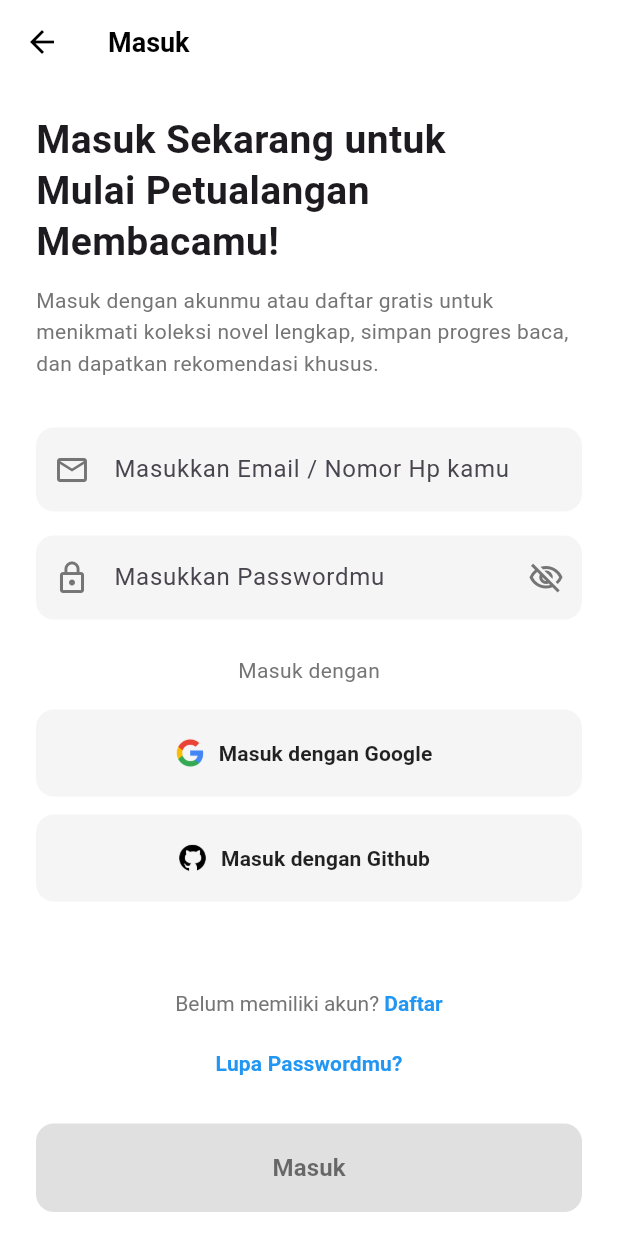
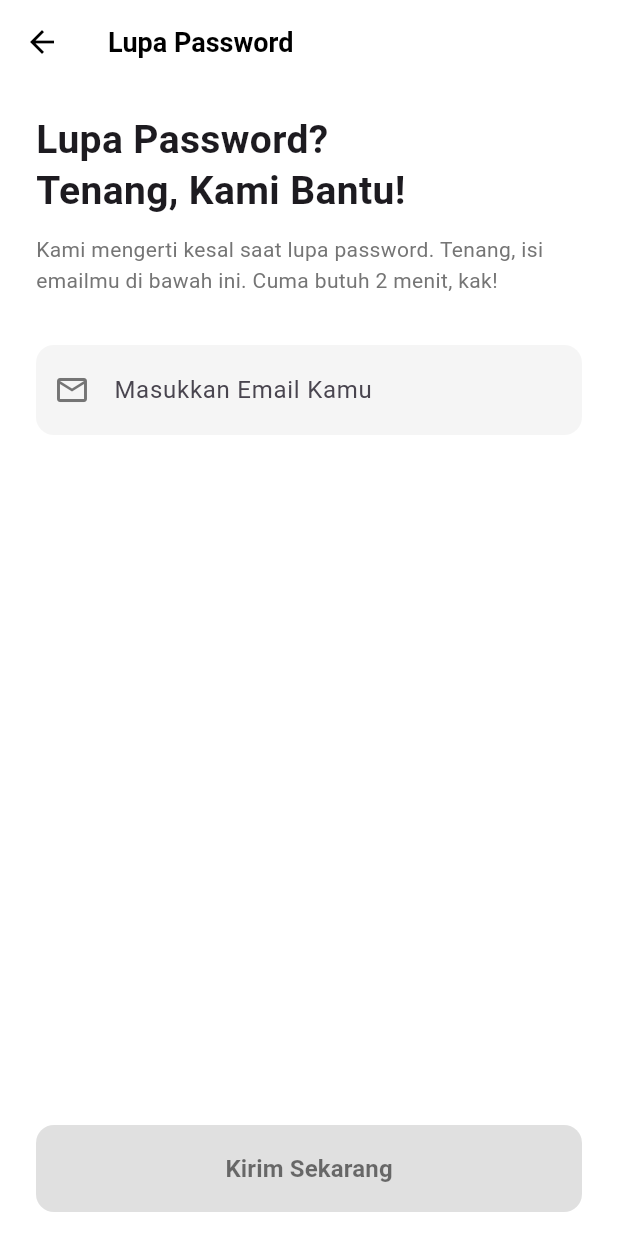
Before and after one commit to Aprilrianto/lexicon, a Flutter app: the screen it shows after launch, after a tap on "Lupa Passwordmu?", on a phone screen of 412 x 824 dp. Run offline on Flutter 3.47's test engine with Material 3 defaults, Android fonts, the light colour scheme and no system bars; our stand-ins replace image_picker, supabase_flutter; accounts and stored records are empty.

Commit message:
membuat halaman lupa password

```diff
--- a/lib/main.dart
+++ b/lib/main.dart
@@ -1,5 +1,6 @@
 import 'dart:async';
 import 'package:flutter/material.dart';
+import 'package:lexiconn/screens/forgot_pasword.dart';
 import 'package:supabase_flutter/supabase_flutter.dart';
 
 import 'screens/login_screen.dart';
@@ -39,6 +40,7 @@ class MyApp extends StatelessWidget {
         '/home': (context) => const HomeScreen(),
         '/profile': (context) => const ProfileScreen(),
         '/bookmarks': (context) => const BookmarkScreen(),
+        '/forgotpass': (context) => const ForgotPasswordScreen(),
 
         // Fix: Routing halaman baca bab
         '/read': (context) {
--- /dev/null
+++ b/lib/screens/forgot_pasword.dart
@@ -0,0 +1,200 @@
+import 'package:flutter/material.dart';
+import 'package:supabase_flutter/supabase_flutter.dart';
+
+class ForgotPasswordScreen extends StatefulWidget {
+  const ForgotPasswordScreen({super.key});
+
+  @override
+  State<ForgotPasswordScreen> createState() => _ForgotPasswordScreenState();
+}
+
+class _ForgotPasswordScreenState extends State<ForgotPasswordScreen> {
+  final _emailController = TextEditingController();
+  final _formKey = GlobalKey<FormState>();
+  bool _isLoading = false;
+
+  @override
+  void dispose() {
+    _emailController.dispose();
+    super.dispose();
+  }
+
+  Future<void> _sendResetLink() async {
+    // Sembunyikan keyboard
+    FocusScope.of(context).unfocus();
+
+    if (!_formKey.currentState!.validate()) {
+      return;
+    }
+
+    setState(() {
+      _isLoading = true;
+    });
+
+    try {
+      await Supabase.instance.client.auth.resetPasswordForEmail(
+        _emailController.text.trim(),
+      );
+
+      if (mounted) {
+        // DIUBAH: Navigasi ke halaman konfirmasi setelah tautan berhasil dikirim.
+        // Anda perlu membuat halaman untuk rute '/check-email-notification'.
+        Navigator.pushReplacementNamed(context, '/check-email-notification');
+      }
+    } on AuthException catch (e) {
+      if (mounted) {
+        ScaffoldMessenger.of(context).showSnackBar(
+          SnackBar(
+            content: Text('Error: ${e.message}'),
+            backgroundColor: Colors.red,
+          ),
+        );
+      }
+    } catch (e) {
+      if (mounted) {
+        ScaffoldMessenger.of(context).showSnackBar(
+          SnackBar(
+            content: Text('Terjadi kesalahan: ${e.toString()}'),
+            backgroundColor: Colors.red,
+          ),
+        );
+      }
+    } finally {
+      if (mounted) {
+        setState(() {
+          _isLoading = false;
+        });
+      }
+    }
+  }
+
+  @override
+  Widget build(BuildContext context) {
+    return Scaffold(
+      appBar: AppBar(
+        backgroundColor: Colors.white,
+        elevation: 0,
+        centerTitle: false,
+        leading: IconButton(
+          icon: const Icon(Icons.arrow_back, color: Colors.black),
+          onPressed: () {
+            if (Navigator.canPop(context)) {
+              Navigator.pop(context);
+            }
+          },
+        ),
+        title: const Text(
+          'Lupa Password',
+          style: TextStyle(
+            color: Colors.black,
+            fontWeight: FontWeight.bold,
+            fontSize: 18,
+          ),
+        ),
+      ),
+      backgroundColor: Colors.white,
+      body: SafeArea(
+        child: Padding(
+          padding: const EdgeInsets.symmetric(horizontal: 24.0),
+          child: Column(
+            crossAxisAlignment: CrossAxisAlignment.stretch,
+            children: [
+              Expanded(
+                child: SingleChildScrollView(
+                  child: Form(
+                    key: _formKey,
+                    child: Column(
+                      crossAxisAlignment: CrossAxisAlignment.start,
+                      children: [
+                        const SizedBox(height: 20),
+                        // Judul utama
+                        const Text(
+                          'Lupa Password?\nTenang, Kami Bantu!',
+                          style: TextStyle(
+                            fontSize: 26,
+                            fontWeight: FontWeight.bold,
+                            height: 1.3,
+                          ),
+                        ),
+                        const SizedBox(height: 12),
+                        // Sub-judul
+                        Text(
+                          'Kami mengerti kesal saat lupa password. Tenang, isi emailmu di bawah ini. Cuma butuh 2 menit, kak!',
+                          style: TextStyle(
+                            fontSize: 14,
+                            color: Colors.grey[600],
+                            height: 1.5,
+                          ),
+                        ),
+                        const SizedBox(height: 32),
+                        // TextField untuk Email
+                        TextFormField(
+                          controller: _emailController,
+                          keyboardType: TextInputType.emailAddress,
+                          validator: (value) {
+                            if (value == null || value.isEmpty) {
+                              return 'Email tidak boleh kosong';
+                            }
+                            if (!RegExp(r'\S+@\S+\.\S+').hasMatch(value)) {
+                              return 'Masukkan format email yang valid';
+                            }
+                            return null;
+                          },
+                          decoration: InputDecoration(
+                            hintText: 'Masukkan Email Kamu',
+                            prefixIcon: Icon(
+                              Icons.mail_outline,
+                              color: Colors.grey[600],
+                            ),
+                            filled: true,
+                            fillColor: Colors.grey[100],
+                            border: OutlineInputBorder(
+                              borderRadius: BorderRadius.circular(12),
+                              borderSide: BorderSide.none,
+                            ),
+                            contentPadding: const EdgeInsets.symmetric(
+                              vertical: 18,
+                            ),
+                          ),
+                        ),
+                      ],
+                    ),
+                  ),
+                ),
+              ),
+              // Tombol Kirim Sekarang
+              ElevatedButton(
+                onPressed: _isLoading ? null : _sendResetLink,
+                style: ElevatedButton.styleFrom(
+                  backgroundColor: Colors.grey[300],
+                  disabledBackgroundColor: Colors.grey[400],
+                  elevation: 0,
+                  minimumSize: const Size(double.infinity, 58),
+                  shape: RoundedRectangleBorder(
+                    borderRadius: BorderRadius.circular(12),
+                  ),
+                ),
+                child:
+                    _isLoading
+                        ? const CircularProgressIndicator(
+                          valueColor: AlwaysStoppedAnimation<Color>(
+                            Colors.black54,
+                          ),
+                        )
+                        : const Text(
+                          'Kirim Sekarang',
+                          style: TextStyle(
+                            fontSize: 16,
+                            fontWeight: FontWeight.bold,
+                            color: Colors.black54,
+                          ),
+                        ),
+              ),
+              const SizedBox(height: 16), // Padding bawah
+            ],
+          ),
+        ),
+      ),
+    );
+  }
+}
--- a/lib/screens/login_screen.dart
+++ b/lib/screens/login_screen.dart
@@ -268,7 +268,7 @@ class _LoginScreenState extends State<LoginScreen> {
               Center(
                 child: TextButton(
                   onPressed: () {
-                    Navigator.pushNamed(context, '/forgot');
+                    Navigator.pushNamed(context, '/forgotpass');
                   },
                   child: const Text(
                     'Lupa Passwordmu?',
```
